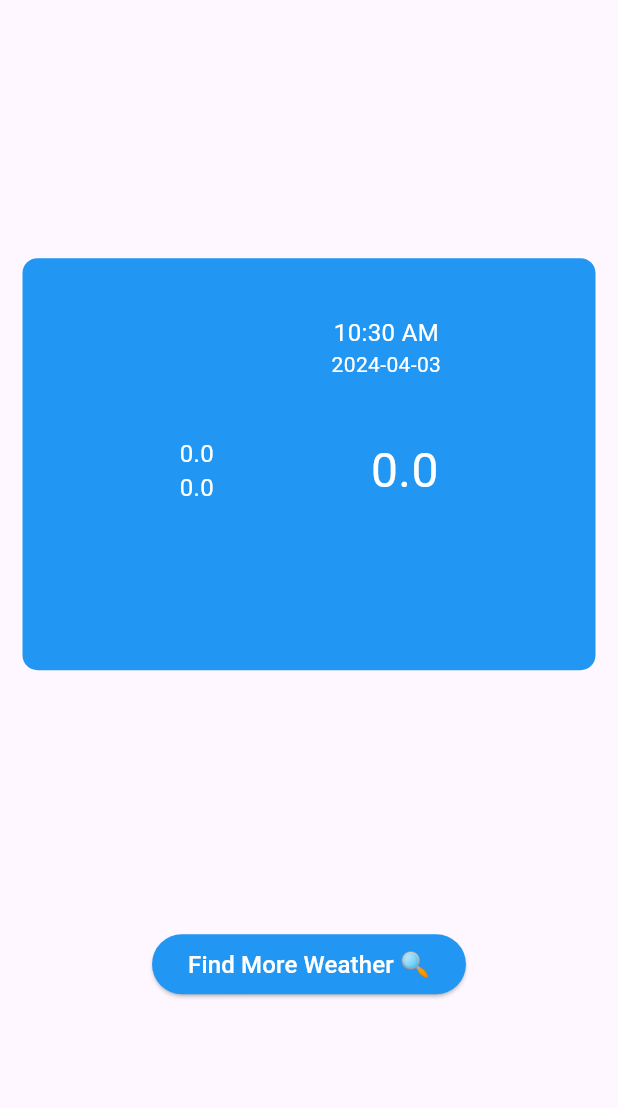
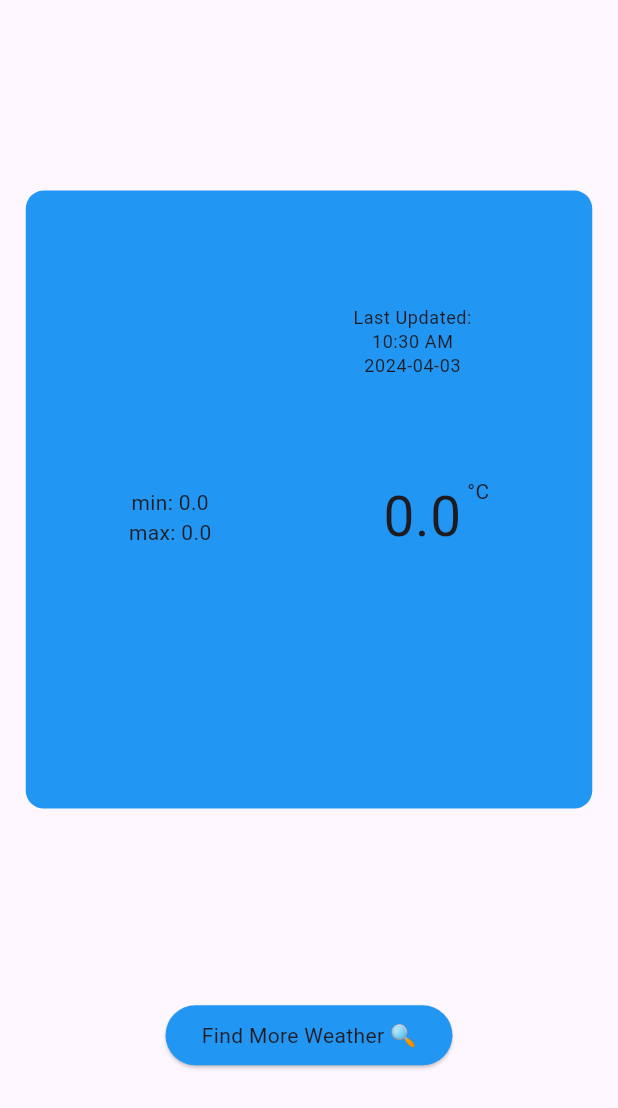
Before and after one commit to MAHMOUDELSAYED7/Dark-Sky, a Flutter app: the SuccessBody screen opened directly with empty values, on a phone screen of 412 x 824 dp. Shown: the top 1108 px of the screen. Run offline on Flutter 3.47's test engine with Material 3 defaults, Android fonts, the phone set to English and light mode, and no system bars; our stand-ins replace bloc, dio, flutter_bloc, flutter_screenutil, lottie.

Commit message:
create extention file ,theme, theme cubit , create splash screen, and refactor success body widget.

```diff
--- a/lib/constant/color.dart
+++ b/lib/constant/color.dart
@@ -0,0 +1,17 @@
+import 'package:flutter/material.dart';
+
+class LightModeColor {
+  static const primaryColor = Colors.blue;
+  static const secondaryColor = Colors.black;
+  static const backgroundColor = Colors.white;
+  static const textWhite = Colors.white;
+  static const textBlack = Colors.black;
+}
+
+class DarkModeColor {
+  static const primaryColor = Colors.white;
+  static const secondaryColor = Colors.black;
+  static const backgroundColor = Colors.blueGrey;
+  static const textWhite = Colors.white;
+  static const textBlack = Colors.black;
+}
--- a/lib/constant/string.dart
+++ b/lib/constant/string.dart
@@ -1,4 +1,5 @@
 class MyApiUrl {
+  // current !!! forecast
   static String baseUrl = "https://api.weatherapi.com/v1/forecast.json";
   static String apikey = "e101844155ff41b097c191927232509";
 }
--- a/lib/data/api/weather_api.dart
+++ b/lib/data/api/weather_api.dart
@@ -6,14 +6,14 @@ import '../model/weather_model.dart';
 
 class WeatherWebService {
   static Dio dio = Dio();
-  static Future<WeatherModel> getWeatherData({required String cityName}) async {
+  static Future<ForecastWeatherModel> getWeatherData({required String cityName}) async {
     try {
       Response response = await dio.get(MyApiUrl.baseUrl, queryParameters: {
         'key': MyApiUrl.apikey,
         'q': cityName,
       });
       log(response.data.toString());
-      WeatherModel weatherModel = WeatherModel.fromJson(response.data);
+      ForecastWeatherModel weatherModel = ForecastWeatherModel.fromJson(response.data);
       return weatherModel;
     } on DioException catch (err) {
       final errMessage = err.response?.data['error']['message'] ??
--- /dev/null
+++ b/lib/logic/theme_cubit/themecubit_state.dart
@@ -0,0 +1,3 @@
+part of 'themecubit_cubit.dart';
+
+enum ThemeState { light, dark }
--- a/lib/logic/weather_cubit/weather_cubit.dart
+++ b/lib/logic/weather_cubit/weather_cubit.dart
@@ -11,7 +11,7 @@ class WeatherCubit extends Cubit<WeatherState> {
   Future<void> getWeatherData({required String cityName}) async {
     emit(WeatherLoading());
     try {
-      WeatherModel? weatherModel =
+      ForecastWeatherModel? weatherModel =
           await WeatherWebService.getWeatherData(cityName: cityName);
       emit(WeatherSuccess(weatherModel: weatherModel));
     } catch (err) {
--- a/lib/logic/weather_cubit/weather_state.dart
+++ b/lib/logic/weather_cubit/weather_state.dart
@@ -8,7 +8,7 @@ class WeatherInitial extends WeatherState {}
 class WeatherLoading extends WeatherState {}
 
 class WeatherSuccess extends WeatherState {
-  final WeatherModel? weatherModel;
+  final ForecastWeatherModel? weatherModel;
 
   WeatherSuccess({this.weatherModel});
 }
--- a/lib/widgets/custom_button.dart
+++ b/lib/widgets/custom_button.dart
@@ -1,5 +1,6 @@
 import 'package:flutter/material.dart';
-import 'package:flutter_bloc/flutter_bloc.dart';
+import 'package:weather_app/constant/color.dart';
+import 'package:weather_app/helper/extentions.dart';
 import 'package:weather_app/logic/weather_cubit/weather_cubit.dart';
 
 class CustomButton extends StatelessWidget {
@@ -10,13 +11,10 @@ class CustomButton extends StatelessWidget {
   Widget build(BuildContext context) {
     return ElevatedButton(
       style: ElevatedButton.styleFrom(
-        backgroundColor: Colors.blue,
+        backgroundColor: LightModeColor.primaryColor,
       ),
-      onPressed: () => BlocProvider.of<WeatherCubit>(context).refreshUi(),
-      child: Text(
-        title,
-        style: const TextStyle(color: Colors.white, fontSize: 16),
-      ),
+      onPressed: () => context.bloc<WeatherCubit>().refreshUi(),
+      child: Text(title, style: context.textTheme.bodyMedium),
     );
   }
 }
--- a/lib/widgets/failure_body.dart
+++ b/lib/widgets/failure_body.dart
@@ -1,5 +1,6 @@
 import 'package:flutter/material.dart';
 import 'package:lottie/lottie.dart';
+import 'package:weather_app/helper/extentions.dart';
 import 'package:weather_app/widgets/custom_button.dart';
 
 class FailureBody extends StatelessWidget {
@@ -19,7 +20,7 @@ class FailureBody extends StatelessWidget {
               const Spacer(),
               Text(
                 message ?? "Something went wrong, try again later!",
-                style: const TextStyle(fontSize: 16),
+                style: context.textTheme.bodyMedium,
               ),
               Center(
                 child: Lottie.asset("assets/animations/falid.json"),
--- a/lib/widgets/sucess_body.dart
+++ b/lib/widgets/sucess_body.dart
@@ -1,11 +1,14 @@
 import 'package:flutter/material.dart';
+import 'package:flutter_screenutil/flutter_screenutil.dart';
+import 'package:weather_app/constant/color.dart';
 import 'package:weather_app/data/model/weather_model.dart';
 import 'package:intl/intl.dart';
+import 'package:weather_app/helper/extentions.dart';
 import 'package:weather_app/widgets/custom_button.dart';
 
 class SuccessBody extends StatelessWidget {
   const SuccessBody({super.key, this.weatherModel});
-  final WeatherModel? weatherModel;
+  final ForecastWeatherModel? weatherModel;
 
   @override
   Widget build(BuildContext context) {
@@ -19,63 +22,70 @@ class SuccessBody extends StatelessWidget {
         children: [
           const Spacer(),
           Container(
-            margin: const EdgeInsets.all(15),
+            padding: EdgeInsets.all(10.w),
+            margin: EdgeInsets.all(15.w),
             alignment: Alignment.center,
             decoration: BoxDecoration(
-                color: Colors.blue, borderRadius: BorderRadius.circular(10)),
+                color: LightModeColor.primaryColor,
+                borderRadius: BorderRadius.circular(10.dm)),
             width: double.infinity,
-            height: MediaQuery.sizeOf(context).height / 3,
+            height: context.height / 2,
             child: Column(
               mainAxisAlignment: MainAxisAlignment.spaceEvenly,
               children: [
                 Row(
-                  mainAxisAlignment: MainAxisAlignment.spaceEvenly,
+                  mainAxisAlignment: MainAxisAlignment.spaceAround,
                   children: [
                     Text(
                       weatherModel!.cityName,
-                      style: const TextStyle(color: Colors.white, fontSize: 24),
+                      style: context.textTheme.bodyLarge,
+                      maxLines: 1,
+                      overflow: TextOverflow.ellipsis,
                     ),
                     Column(
                       children: [
-                        Text(
-                          formattedDateTime,
-                          style: const TextStyle(
-                              color: Colors.white, fontSize: 16),
-                        ),
-                        Text(
-                          formattedDateMonthAndYear,
-                          style: const TextStyle(
-                              color: Colors.white, fontSize: 14),
-                        ),
+                        Text("Last Updated:",
+                            style: context.textTheme.bodySmall),
+                        Text(formattedDateTime,
+                            style: context.textTheme.bodySmall),
+                        Text(formattedDateMonthAndYear,
+                            style: context.textTheme.bodySmall),
                       ],
                     ),
                   ],
                 ),
                 Row(
-                  mainAxisAlignment: MainAxisAlignment.spaceEvenly,
+                  mainAxisAlignment: MainAxisAlignment.spaceAround,
                   children: [
                     Column(
                       children: [
                         Text(
-                          weatherModel!.minTemp.toString(),
-                          style: const TextStyle(
-                              color: Colors.white, fontSize: 16),
+                          'min: ${weatherModel!.minTemp}',
+                          style: context.textTheme.bodyMedium,
                         ),
                         Text(
-                          weatherModel!.maxTemp.toString(),
-                          style: const TextStyle(
-                              color: Colors.white, fontSize: 16),
+                          'max: ${weatherModel!.maxTemp}',
+                          style: context.textTheme.bodyMedium,
                         ),
                       ],
                     ),
-                    Text(
-                      weatherModel!.temp.toString(),
-                      style: const TextStyle(color: Colors.white, fontSize: 32),
+                    Row(
+                      crossAxisAlignment: CrossAxisAlignment.start,
+                      children: [
+                        Text(
+                          '${weatherModel!.temp}',
+                          style: context.textTheme.bodyLarge!
+                              .copyWith(fontSize: 32.sp),
+                        ),
+                        Text(' °C', style: context.textTheme.bodyMedium),
+                      ],
                     ),
                   ],
                 ),
                 Text(weatherModel!.weatherCondition,
-                    style: const TextStyle(color: Colors.white, fontSize: 24)),
+                    style: context.textTheme.bodyLarge,
+                    maxLines: 1,
+                    overflow: TextOverflow.ellipsis),
               ],
             ),
           ),
```
Also changed, not shown: assets/animations/splash.json (added, +1 -0 lines), lib/data/model/weather_model.dart (+83 -4 lines), lib/helper/extentions.dart (added, +39 -0 lines), lib/logic/theme_cubit/themecubit_cubit.dart (added, +13 -0 lines), lib/main.dart (+14 -9 lines), lib/theme/app_theme.dart (added, +72 -0 lines), lib/view/home.dart (+8 -14 lines), lib/view/splash.dart (+34 -0 lines), lib/widgets/custom_search_bar.dart (+24 -26 lines), lib/widgets/intial_body.dart (+7 -6 lines), pubspec.yaml (+5 -5 lines), pubspec.lock, 1 other file.
